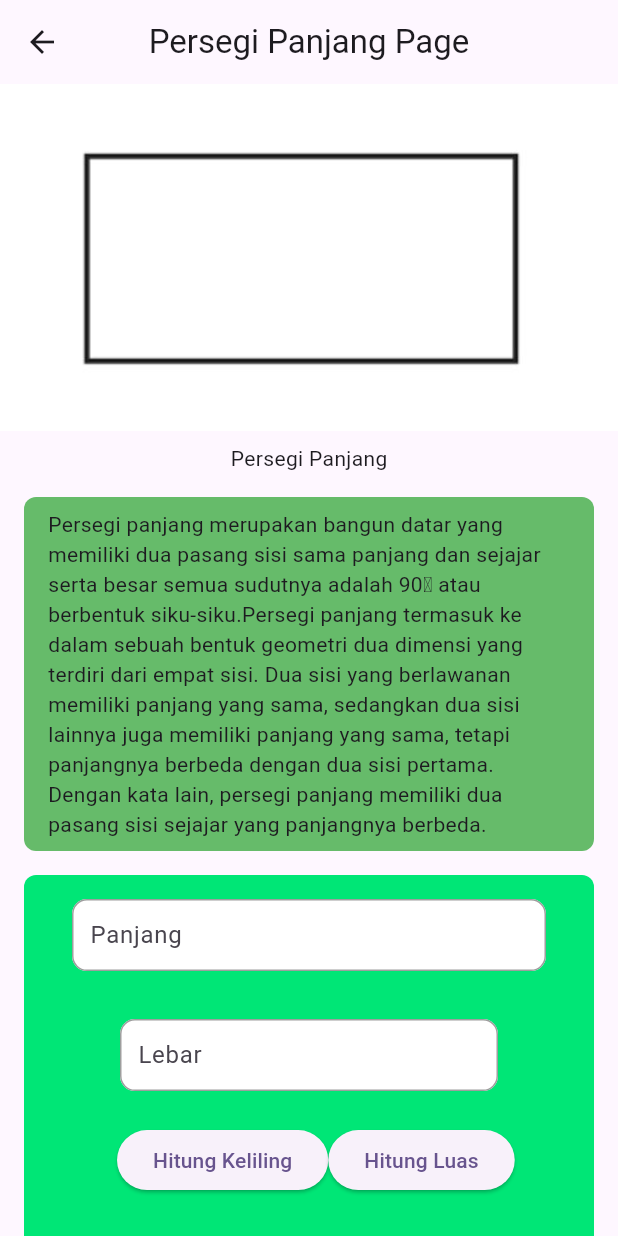
After one commit to Pand1Asli/Asli1, a Flutter app: the screen it shows after launch, after a tap on "Persegi Panjang", on a phone screen of 412 x 824 dp. The commit adds this screen. Run offline on Flutter 3.47's test engine with Material 2 defaults, Android fonts, the phone set to English and light mode, and no system bars; our stand-ins replace get.

Commit message:
last project

```diff
--- /dev/null
+++ b/lib/controller/lingkaran_controller.dart
@@ -0,0 +1,16 @@
+import 'package:get/get.dart';
+
+class LingkaranController extends GetxController{
+  int r = 0;
+  final hasil ="".obs;
+
+  void hitungluas(){
+    double hitung = 3.14 * r * r;
+    hasil.value = "Hasil Perhitungan luas dari jari-jari $r adalah $hitung ";
+  }
+
+  void hitungkeliling(){
+    double hitung = 2 * 3.14 * r;
+    hasil.value = "Hasil Perhitungan keliling dari Jari-Jari $r adalah $hitung ";
+  }
+}
--- /dev/null
+++ b/lib/controller/persegi_controller.dart
@@ -0,0 +1,16 @@
+import 'package:get/get.dart';
+
+class PersegiController extends GetxController{
+  int sisi = 0;
+  final hasil ="".obs;
+
+  void hitungluas(){
+    int hitung = sisi * sisi;
+    hasil.value = "Hasil Perhitungan luas dari $sisi x $sisi adalah $hitung ";
+  }
+
+  void hitungkeliling(){
+    int hitung = sisi * 4;
+    hasil.value = "Hasil Perhitungan Keliling dari $sisi x 4 adalah $hitung ";
+  }
+}
--- /dev/null
+++ b/lib/controller/persegi_panjang_controller.dart
@@ -0,0 +1,17 @@
+import 'package:get/get.dart';
+
+class PersegiPanjangController extends GetxController{
+  int panjang = 0;
+  int lebar = 0;
+  final hasil ="".obs;
+
+  void hitungluas(){
+    int hitung = panjang * lebar;
+    hasil.value = "Hasil :\n Perhitungan luas dari $panjang x $lebar \n adalah $hitung ";
+  }
+
+  void hitungkeliling(){
+    int hitung = 2 * (panjang+lebar);
+    hasil.value = "Hasil Perhitungan luas dari $panjang dan $lebar adalah $hitung ";
+  }
+}
--- /dev/null
+++ b/lib/controller/segitiga_controller.dart
@@ -0,0 +1,17 @@
+import 'package:get/get.dart';
+
+class SegitigaController extends GetxController{
+  int alas = 0;
+  int tinggi = 0;
+  final hasil ="".obs;
+
+  void hitungluas(){
+    int hitung = alas * tinggi;
+    hasil.value = "Hasil Perhitungan luas dari alas $alas dan Tinggi $tinggi  adalah $hitung ";
+  }
+
+  void hitungkeliling(){
+    int hitung = alas * 3;
+    hasil.value = "Hasil Perhitungan keliling dari alas $alas adalah $hitung ";
+  }
+}
--- /dev/null
+++ b/lib/page/PersegiPanjangPage.dart
@@ -0,0 +1,139 @@
+
+import 'package:bangun_datar_kelas_c/controller/persegi_panjang_controller.dart';
+import 'package:flutter/material.dart';
+import 'package:get/get.dart';
+
+class PersegiPanjangPage extends StatelessWidget {
+  PersegiPanjangPage({super.key});
+  final PersegiPanjangController _persegipanjangController=Get.put(PersegiPanjangController());
+  @override
+  Widget build(BuildContext context) {
+    return Scaffold(
+      appBar: AppBar(
+        centerTitle: true,
+        title: Text("Persegi Panjang Page"),
+      ),
+        body: SingleChildScrollView(
+          child: Column(
+            children: [
+              Image.asset("assets/persegi panjang.jpg",
+              ),
+              Padding(padding: const EdgeInsets.all(8.0),
+                child: Text("Persegi Panjang"),
+              ),
+              Container(
+                padding: EdgeInsets.symmetric(horizontal: 16,vertical: 8),
+                margin: EdgeInsets.symmetric(horizontal: 16,vertical: 8),
+                decoration: BoxDecoration(borderRadius: BorderRadius.circular(8), color: Colors.green.shade400,
+                ),
+                child: Text(
+                    "Persegi panjang merupakan bangun datar yang memiliki dua pasang sisi sama panjang dan sejajar serta besar semua sudutnya adalah 90⁰ atau berbentuk siku-siku."
+                        "Persegi panjang termasuk ke dalam sebuah bentuk geometri dua dimensi yang terdiri dari empat sisi. Dua sisi yang berlawanan memiliki panjang yang sama, "
+                        "sedangkan dua sisi lainnya juga memiliki panjang yang sama, tetapi panjangnya berbeda dengan dua sisi pertama. Dengan kata lain, "
+                        "persegi panjang memiliki dua pasang sisi sejajar yang panjangnya berbeda."
+                ),
+              ),
+              Container(
+                padding: EdgeInsets.symmetric(horizontal: 16,vertical: 8),
+                margin: EdgeInsets.symmetric(horizontal: 16,vertical: 8),
+                decoration: BoxDecoration(borderRadius: BorderRadius.circular(8), color: Colors.greenAccent.shade400,),
+                child: Column(
+                  children: [
+                    Padding
+                      (padding: EdgeInsets.symmetric(horizontal: 16,vertical: 8),
+                      child:
+                      TextFormField(
+                        onChanged: (value){
+                          _persegipanjangController.panjang = int.parse(value);
+                        },
+                        decoration: InputDecoration(
+                          fillColor: Colors.white,
+                          filled: true,
+                          labelText: "Panjang",
+                          hintText: "Masukkan Panjang",
+                          hintStyle: TextStyle(color: Colors.grey.shade400),
+                          contentPadding: EdgeInsets.symmetric(vertical: 4, horizontal: 8),
+                          border: OutlineInputBorder(
+                              borderSide: BorderSide(width: 1, color: Colors.grey),
+                              borderRadius: BorderRadius.all(Radius.circular(10))),
+                              enabledBorder: OutlineInputBorder(
+                              borderSide: BorderSide(width: 1, color: Colors.grey),
+                              borderRadius: BorderRadius.all(Radius.circular(10))),
+                              focusedBorder: OutlineInputBorder(
+                              borderSide: BorderSide(width: 1, color: Colors.blue),
+                              borderRadius: BorderRadius.all(
+                              Radius.circular(10),
+                            ),
+                          ),
+                        ),
+                      ),
+                    ),
+              Container(
+                padding: EdgeInsets.symmetric(horizontal: 16,vertical: 8),
+                margin: EdgeInsets.symmetric(horizontal: 16,vertical: 8),
+                decoration: BoxDecoration(borderRadius: BorderRadius.circular(8), color: Colors.greenAccent.shade400,),
+                child: Column(
+                  children: [
+                    Padding
+                      (padding: EdgeInsets.symmetric(horizontal: 16,vertical: 8),
+                      child:
+                      TextFormField(
+                        onChanged: (value){
+                          _persegipanjangController.lebar = int.parse(value);
+                        },
+                        decoration: InputDecoration(
+                          fillColor: Colors.white,
+                          filled: true,
+                          labelText: "Lebar",
+                          hintText: "Masukkan Lebar",
+                          hintStyle: TextStyle(color: Colors.grey.shade400),
+                          contentPadding: EdgeInsets.symmetric(vertical: 4, horizontal: 8),
+                          border: OutlineInputBorder(
+                            borderSide: BorderSide(width: 1, color: Colors.grey),
+                            borderRadius: BorderRadius.all(Radius.circular(10))),
+                            enabledBorder: OutlineInputBorder(
+                            borderSide: BorderSide(width: 1, color: Colors.grey),
+                            borderRadius: BorderRadius.all(Radius.circular(10))),
+                            focusedBorder: OutlineInputBorder(
+                            borderSide: BorderSide(width: 1, color: Colors.blue),
+                            borderRadius: BorderRadius.all(
+                            Radius.circular(10),
+                          ),
+                        ),
+                      ),
+                    ),
+                  ),
+                    Container(
+                      margin: EdgeInsets.symmetric(horizontal: 7, vertical: 7),
+                      padding: EdgeInsets.symmetric(horizontal: 7, vertical: 7),
+                      child: Row(
+                        mainAxisAlignment: MainAxisAlignment.center,
+                        children: [
+                          ElevatedButton(onPressed: (){
+                            _persegipanjangController.hitungkeliling();
+                          }, child: Text("Hitung Keliling")),
+                          ElevatedButton(onPressed: (){
+                            _persegipanjangController.hitungluas();
+                          }, child: Text("Hitung Luas")),
+                        ],
+                      ),
+                    ),
+                  ],
+                ),
+              ),
+          Container(
+            margin: EdgeInsets.symmetric(horizontal: 16,vertical: 8),
+            padding: EdgeInsets.symmetric(horizontal: 16,vertical: 8),
+            decoration: BoxDecoration(borderRadius: BorderRadius.circular(8), color: Colors.orange.shade400,
+            ),
+            child: Obx(() => Text(_persegipanjangController.hasil.value)),
+          ),
+                  ],
+                ),
+              ),
+            ],
+          ),
+        ),
+    );
+  }
+}
--- a/lib/page/home_page.dart
+++ b/lib/page/home_page.dart
@@ -1,3 +1,7 @@
+import 'package:bangun_datar_kelas_c/page/LingkaranPage.dart';
+import 'package:bangun_datar_kelas_c/page/PersegiPage.dart';
+import 'package:bangun_datar_kelas_c/page/PersegiPanjangPage.dart';
+import 'package:bangun_datar_kelas_c/page/SegitigaPage.dart';
 import 'package:flutter/material.dart';
 
 class HomePage extends StatelessWidget {
@@ -19,16 +23,33 @@ class HomePage extends StatelessWidget {
           Expanded(
             child: Row(
               children: [
-                Expanded(child: CustomMenu(title: "Persegi", imageAsset: "assets/persegi.jpg")),
-                Expanded(child: CustomMenu(title: "Persegi Panjang", imageAsset: "assets/persegi panjang.jpg")),
+                Expanded(child: InkWell(
+                    onTap: (){
+                      Navigator.push(context, MaterialPageRoute(builder: (context)=>PersegiPage()));
+                    },
+                    child: CustomMenu(title: "Persegi", imageAsset: "assets/persegi.jpg"))),
+
+                Expanded(child: InkWell(
+                    onTap: (){
+                      Navigator.push(context, MaterialPageRoute(builder: (context)=>PersegiPanjangPage()));
+                    },
+                    child: CustomMenu(title: "Persegi Panjang", imageAsset: "assets/persegi panjang.jpg"))),
               ],
             ),
           ),
           Expanded(
               child: Row(
                 children: [
-                  Expanded(child: CustomMenu(title: "Segitiga", imageAsset: "assets/segitiga.jpg")),
-                  Expanded(child: CustomMenu(title: "Lingkaran", imageAsset: "assets/lingkaran.jpg")),
+                  Expanded(child: InkWell(
+                      onTap: (){
+                        Navigator.push(context, MaterialPageRoute(builder: (context)=>SegitigaPage()));
+                      },
+                      child: CustomMenu(title: "Segitiga", imageAsset: "assets/segitiga.jpg"))),
+                  Expanded(child: InkWell(
+                      onTap: (){
+                        Navigator.push(context, MaterialPageRoute(builder: (context)=>LingkaranPage()));
+                      },
+                      child: CustomMenu(title: "Lingkaran", imageAsset: "assets/lingkaran.jpg"))),
                 ],
               ),
           ),
@@ -49,12 +70,8 @@ class CustomMenu extends StatelessWidget {
   @override
   Widget build(BuildContext context) {
     return Container(
-      padding: EdgeInsets.symmetric(
-        horizontal: 16,vertical: 8
-      ),
-      margin: EdgeInsets.symmetric(
-        horizontal: 16,vertical: 8
-      ),
+      padding: EdgeInsets.symmetric(horizontal: 16,vertical: 8),
+      margin: EdgeInsets.symmetric(horizontal: 16,vertical: 8),
       decoration: BoxDecoration(
         borderRadius: BorderRadius.circular(8),
         color: Colors.blue.shade400,
--- a/pubspec.yaml
+++ b/pubspec.yaml
@@ -35,6 +35,7 @@ dependencies:
   # The following adds the Cupertino Icons font to your application.
   # Use with the CupertinoIcons class for iOS style icons.
   cupertino_icons: ^1.0.2
+  get: ^4.6.6
 
 dev_dependencies:
   flutter_test:
```
Also changed, not shown: lib/page/LingkaranPage.dart (added, +98 -0 lines), lib/page/PersegiPage.dart (added, +96 -0 lines), lib/page/SegitigaPage.dart (added, +139 -0 lines), pubspec.lock.
